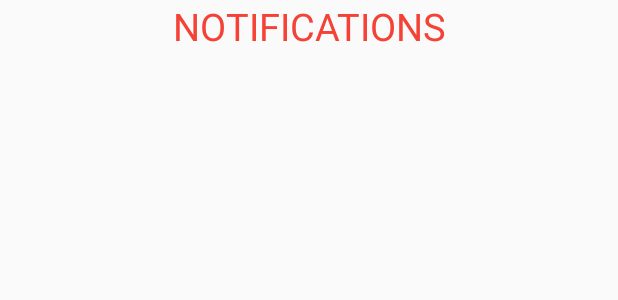
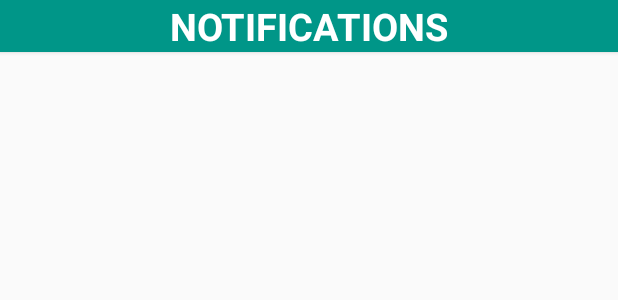
Before and after one commit to Abhimanyu121/wip2, an Android app: the layout fragment_notifications.xml on its own in the app's theme, with its tools: preview values and no code run, on a phone screen of 412 x 824 dp. Shown: the top 300 px of the screen. Run offline under Robolectric (Android 15) with nearby library versions, the phone set to English and light mode, and no system bars.

Commit message:
crash still persists , but did some tweaking
Signed-off-by: abhimanyu121 <abhimanyushekhawat17.as@gmail.com>

```diff
--- a/app/src/main/res/layout/fragment_notifications.xml
+++ b/app/src/main/res/layout/fragment_notifications.xml
@@ -3,28 +3,35 @@
     xmlns:tools="http://schemas.android.com/tools"
     android:layout_width="match_parent"
     android:layout_height="match_parent"
+    xmlns:app="http://schemas.android.com/apk/res-auto"
     tools:context=".notifications">
+    <android.support.v7.widget.CardView
+        android:layout_width="match_parent"
+        android:layout_height="wrap_content"
+        android:id="@+id/cvno"
+        app:cardBackgroundColor="#009688"
+        app:cardCornerRadius="0dp">
         <LinearLayout
             android:layout_width="match_parent"
             android:layout_height="wrap_content"
+            android:id="@+id/ncontainer"
             android:orientation="vertical">
             <TextView
                 android:layout_width="match_parent"
                 android:layout_height="wrap_content"
-        android:text="NOTIFICATIONS"
-        android:textColor="@color/colorAccent"
-        android:textSize="25dp"
-        android:textAlignment="center"/>
+                android:text="Notifications"
+                android:textAllCaps="true"
+                android:textStyle="bold"
+                android:textSize="25dip"
+                android:textAlignment="center"
+                android:shadowColor="@color/colorPrimary"
+                android:textColor="#ffff"/>
+
 
         </LinearLayout>
+    </android.support.v7.widget.CardView>
 
 
-  <LinearLayout
-      android:layout_width="match_parent"
-      android:layout_height="wrap_content"
-      android:orientation="vertical"
-      android:id="@+id/ncontainer">
 
-  </LinearLayout>
 
 </FrameLayout>
```
Also changed, not shown: app/src/main/java/org/codedocs/codedocsapp/home.kt (+10 -64 lines), app/src/main/java/org/codedocs/codedocsapp/notifications.kt (+53 -50 lines), app/src/main/res/layout/fragment_home.xml (+7 -4 lines). Lines whose indentation alone changed are shown as unchanged.
